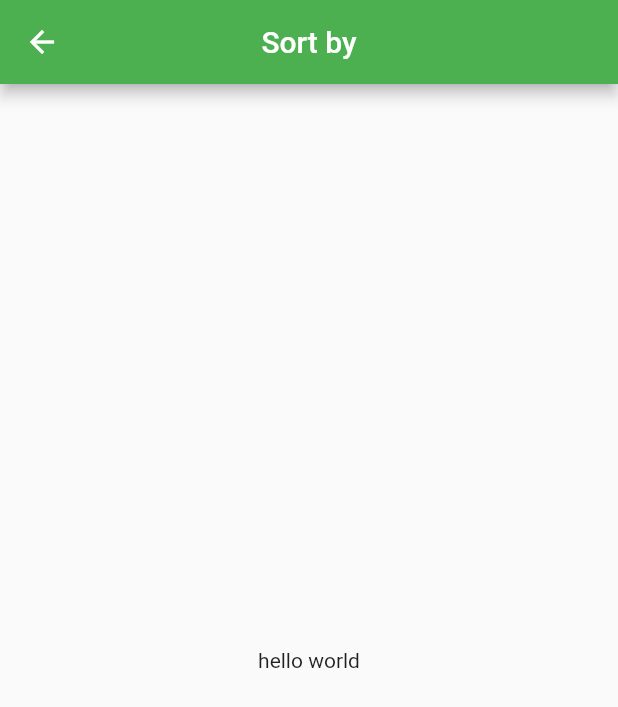
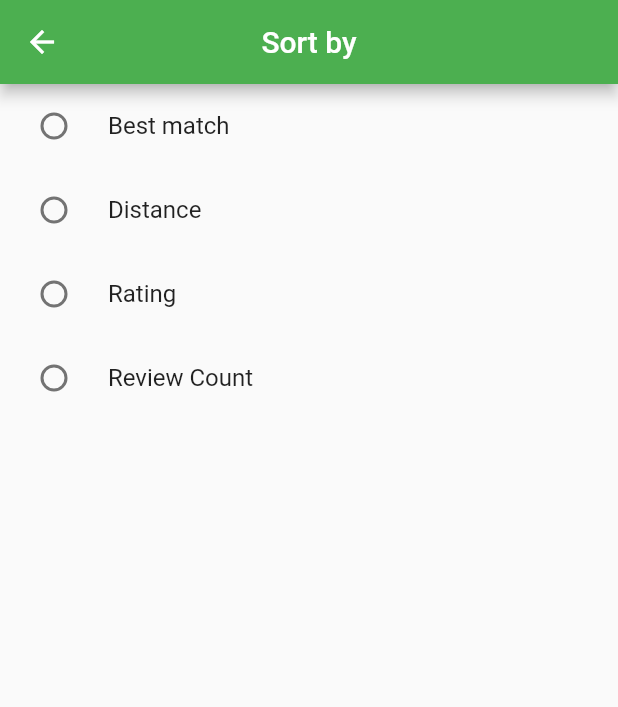
Before and after one commit to guava-food/guava-refactor, a Flutter app: the SortByPage screen opened by its route, on a phone screen of 412 x 824 dp. Shown: the top 707 px of the screen. Run offline on Flutter 3.47's test engine with Material 2 defaults, Android fonts, the phone set to English and light mode, and no system bars; our stand-ins replace cached_network_image, flutter_rating_bar, geolocator, settings_ui.

Commit message:
Sort by screen
Cuisines screen only has the title change at the top nothing major so it doesn't have search radius on it still.
Sort by screen is mostly completed, just need to reflect the changes on the screen when they actually select something on sort by screen.
Prices has commented code to implement so outlined buttons.
Radius has a broken slider but will be completed soon.

```diff
--- a/lib/search_prefs/cuisines.dart
+++ b/lib/search_prefs/cuisines.dart
@@ -33,7 +33,7 @@ class _CuisinesPageState extends State<CuisinesPage> {
   Widget build(BuildContext context) {
     return Scaffold(
       appBar: AppBar(
-        title: const Text("Search radius"),
+        title: const Text("Cuisines"),
         centerTitle: true,
       ),
       body: Center(
--- a/lib/search_prefs/sort_by.dart
+++ b/lib/search_prefs/sort_by.dart
@@ -11,6 +11,7 @@ class SortByPage extends StatefulWidget {
 }
 
 class _SortByPageState extends State<SortByPage> {
+  List<String> sortby = ['Best match', 'Distance', 'Rating', 'Review Count'];
   @override
   Widget build(BuildContext context) {
     return Scaffold(
@@ -18,7 +19,22 @@ class _SortByPageState extends State<SortByPage> {
         title: const Text("Sort by"),
         centerTitle: true,
       ),
-      body: Center(child: Text("hello world")),
+      body: Center(
+        child: ListView.builder(
+          itemBuilder: (BuildContext context, int index) {
+            return RadioListTile(
+                title: Text(sortby[index]),
+                value: sortby[index],
+                groupValue: sortby,
+                onChanged: (value) {
+                  setState(() {
+                    sortBy = sortby[index];
+                  });
+                });
+          },
+          itemCount: sortby.length,
+        ),
+      ),
     );
   }
 }
```
Also changed, not shown: lib/search_prefs/prices.dart (+11 -6 lines), lib/search_prefs/radius.dart (+20 -7 lines).
